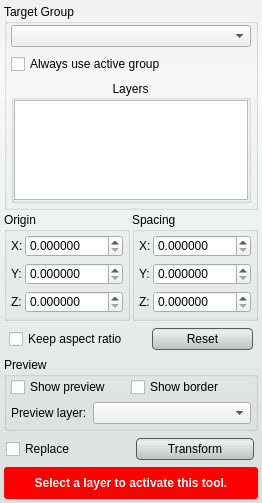
Above: src/Interface/ToolInterface/TransformToolInterface.ui from SCIInstitute/Seg3D before the change. Below: the same form after it.
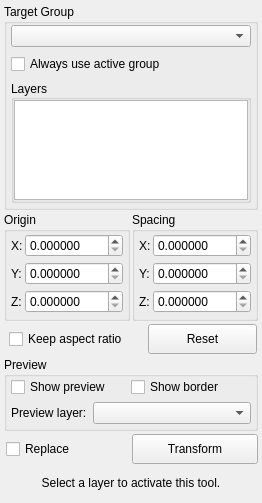
That is the form after the change.

```diff
--- a/src/Interface/ToolInterface/TransformToolInterface.ui
+++ b/src/Interface/ToolInterface/TransformToolInterface.ui
@@ -25,38 +25,6 @@
   <property name="windowTitle">
    <string>Transform Tool</string>
   </property>
-  <property name="styleSheet">
-   <string notr="true">QWidget#TransformToolInterface{
-  border-radius: 3px;
-  background-color: qlineargradient(spread:pad, x1:0.5, y1:0, x2:0.5, y2:0.960227, stop:0 rgba(241, 241, 241, 255), stop:0.155779 rgba(250, 250, 250, 255), stop:1 rgba(222, 224, 224, 255));      
-}
-
-QPushButton{
-  background-color: qlineargradient(spread:pad, x1:0.5, y1:0, x2:0.5, y2:0.960227, stop:0 rgba(221, 221, 221, 255), stop:0.155779 rgba(238, 238, 238, 255), stop:1 rgba(192, 194, 194, 255));
-  border-radius: 4px;
-  border: 1px solid rgb(90, 90, 90);
-  margin:4px;
-}
-
-QPushButton:hover{
-  background-color: qlineargradient(spread:pad, x1:0.5, y1:0, x2:0.5, y2:1, stop:0 rgba(195, 195, 195, 255), stop:0.253769 rgba(206, 206, 206, 255), stop:1 rgba(185, 185, 185, 255));
-  border-radius: 4px;
-  border: 1px solid rgb(90, 90, 90);
-  margin:4px;
-}
-
-QPushButton:pressed{
-  background-color: qlineargradient(spread:pad, x1:0.5, y1:0, x2:0.5, y2:1, stop:0 rgba(150, 150, 150, 255), stop:0.753769 rgba(206, 206, 206, 255), stop:1 rgba(185, 185, 185, 255));
-  border-radius: 4px;
-  border: 1px solid rgb(90, 90, 90);
-  margin:4px;
-}
-
-QPushButton:reset_button_{
-  margin-left: 10px;
-  margin-right: 10px;
-}</string>
-  </property>
   <layout class="QVBoxLayout" name="verticalLayout_3">
    <property name="spacing">
     <number>2</number>
@@ -170,11 +138,23 @@
         <property name="title">
          <string>Layers</string>
         </property>
-        <property name="alignment">
-         <set>Qt::AlignCenter</set>
+        <property name="minimumSize">
+        <size>
+         <width>0</width>
+         <height>120</height>
+        </size>
+      </property>
+      <property name="maximumSize">
+        <size>
+         <width>16777215</width>
+         <height>130</height>
+        </size>
+      </property>
+      <property name="alignment">
+         <set>Qt::AlignLeading|Qt::AlignLeft|Qt::AlignVCenter</set>
         </property>
         <property name="flat">
-         <bool>true</bool>
+         <bool>false</bool>
         </property>
         <property name="checkable">
          <bool>false</bool>
@@ -836,17 +816,6 @@
        <height>32</height>
       </size>
      </property>
-     <property name="styleSheet">
-      <string notr="true">QLabel#message_{
-  color: white;
-  font: bold;
-}
-
-QWidget#message_alert_{
-  border-radius: 3px;
-  background-color: red;
-}</string>
-     </property>
      <layout class="QHBoxLayout" name="horizontalLayout_14">
       <property name="spacing">
        <number>0</number>
```
Left out of the diff: 6 changed lines with no effect on the pictures.
